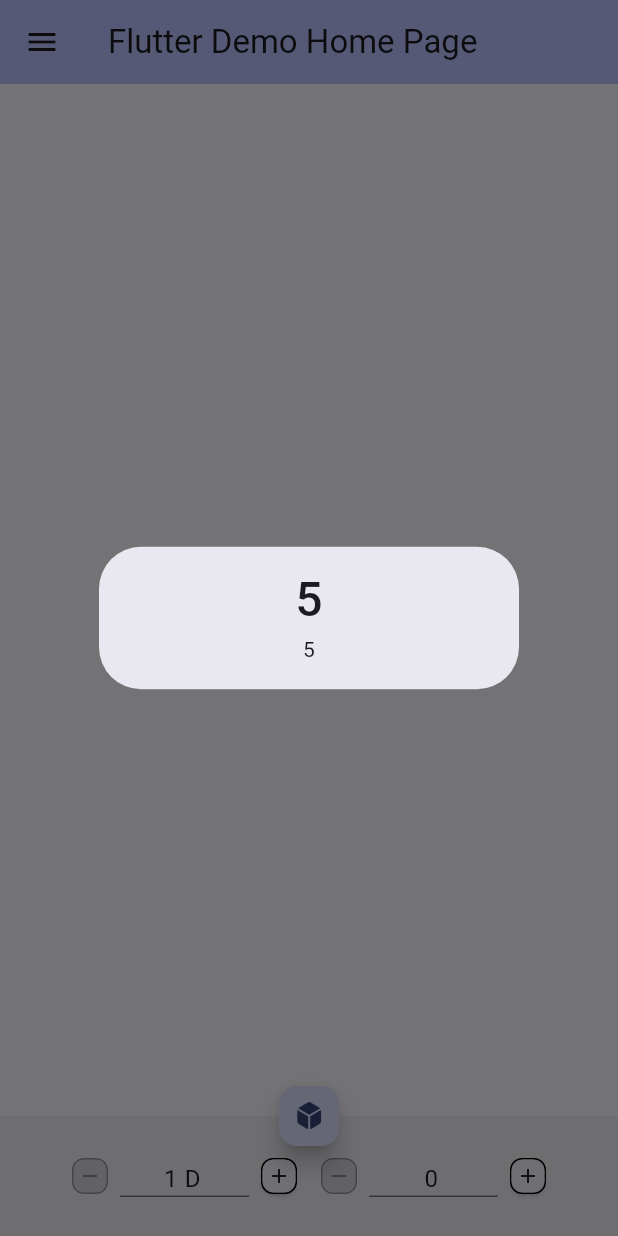
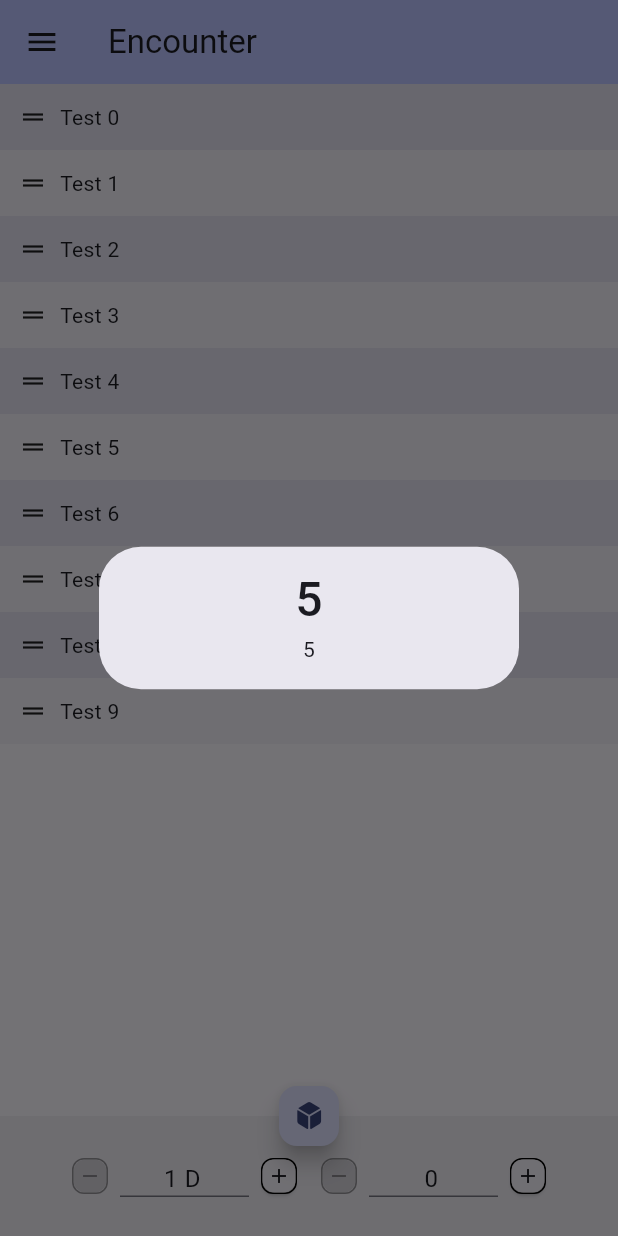
Before and after one commit to Al7Mino/swd6EncounterManager, a Flutter app: the screen it shows after launch, after a tap on an icon or button, on a phone screen of 412 x 824 dp. Run offline on Flutter 3.47's test engine with Material 2 defaults, Android fonts, the light colour scheme and no system bars; our stand-ins replace gap.

Commit message:
feat: rework dice roll result and add encounter page

```diff
--- a/lib/main.dart
+++ b/lib/main.dart
@@ -2,7 +2,7 @@ import 'package:flutter/material.dart';
 import 'package:provider/provider.dart';
 import 'package:swd6_encounter_manager/custom_icons.dart';
 import 'package:swd6_encounter_manager/models/roll.dart';
-import 'package:swd6_encounter_manager/pages/home.dart';
+import 'package:swd6_encounter_manager/pages/encounter.dart';
 import 'package:swd6_encounter_manager/widgets/dialog_score.dart';
 import 'package:swd6_encounter_manager/widgets/dice_roller.dart';
 
@@ -25,15 +25,13 @@ class MyApp extends StatelessWidget {
         colorScheme: ColorScheme.fromSeed(seedColor: Colors.indigo),
         useMaterial3: true,
       ),
-      home: const MyHomePage(title: 'Flutter Demo Home Page'),
+      home: const MyHomePage(),
     );
   }
 }
 
 class MyHomePage extends StatefulWidget {
-  const MyHomePage({super.key, required this.title});
-
-  final String title;
+  const MyHomePage({super.key});
 
   @override
   State<MyHomePage> createState() => _MyHomePageState();
@@ -49,16 +47,18 @@ class _MyHomePageState extends State<MyHomePage> {
   }
 
   void roll(BuildContext context) {
-    Provider.of<RollModel>(context, listen: false).roll();
-    ScoreDialog.builder(context);
+    var result = Provider.of<RollModel>(context, listen: false).roll();
+    ScoreDialog.builder(context, result);
   }
 
   @override
   Widget build(BuildContext context) {
     Widget page;
+    String title = '';
     switch (screenIndex) {
       case 0:
-        page = const HomePage();
+        page = const EncounterPage();
+        title = 'Encounter';
         break;
       case 1:
         page = const Placeholder();
@@ -70,17 +70,24 @@ class _MyHomePageState extends State<MyHomePage> {
     return Scaffold(
       appBar: AppBar(
         backgroundColor: Theme.of(context).colorScheme.inversePrimary,
-        title: Text(widget.title),
+        title: Text(title),
       ),
       drawer: NavigationDrawer(
         onDestinationSelected: handleScreenChanged,
         selectedIndex: screenIndex,
-        children: const [
-          NavigationDrawerDestination(
+        children: <Widget>[
+          Padding(
+            padding: const EdgeInsets.fromLTRB(28, 16, 16, 10),
+            child: Text(
+              'SWD6 Encounter Manager',
+              style: Theme.of(context).textTheme.titleMedium,
+            ),
+          ),
+          const NavigationDrawerDestination(
             icon: Icon(CustomIcons.crossed_swords),
-            label: Text('Encounters'),
+            label: Text('Encounter'),
           ),
-          NavigationDrawerDestination(
+          const NavigationDrawerDestination(
             icon: Icon(CustomIcons.dice),
             label: Text('Dice'),
           ),
--- a/lib/models/roll.dart
+++ b/lib/models/roll.dart
@@ -1,5 +1,6 @@
 import 'dart:math';
 import 'package:flutter/foundation.dart';
+import 'package:swd6_encounter_manager/models/roll_result.dart';
 
 class RollModel extends ChangeNotifier {
   /// Number of dices to roll.
@@ -8,60 +9,29 @@ class RollModel extends ChangeNotifier {
   /// Bonus applied to the result.
   int bonus = 0;
 
-  /// List of wild dice results.
-  final List<int> _wildDiceResults = [];
-
-  /// List of regular dices results.
-  final List<int> _dicesResults = [];
-
-  /// List of wild dice results.
-  List<int> get wildDiceResults => _wildDiceResults;
-
-  /// List of regular dices results.
-  List<int> get dicesResults => _dicesResults;
-
-  /// The current total of the roll.
-  int get total {
-    var score = 0;
-
-    if (_wildDiceResults[0] != 1 && _wildDiceResults[0] != 6) {
-      score += _wildDiceResults[0];
-    } else if (_wildDiceResults[0] == 1 && _wildDiceResults.length > 1) {
-      score -= _wildDiceResults[1];
-    } else if (_wildDiceResults[0] == 6) {
-      for (var i = 0; i < _wildDiceResults.length; i++) {
-        score += _wildDiceResults[i];
-      }
-    }
-
-    score += _dicesResults.fold(
-        0, (previousValue, element) => previousValue + element);
-
-    score += bonus;
-
-    return score;
-  }
-
   /// Make a roll.
-  void roll() {
+  RollResultModel roll() {
     // Remove all previous results
-    _wildDiceResults.clear();
-    _dicesResults.clear();
+    List<int> wildDiceResults = [];
+    List<int> dicesResults = [];
 
     var firstDice = Random().nextInt(6) + 1;
-    _wildDiceResults.add(firstDice);
+    wildDiceResults.add(firstDice);
     if (firstDice == 1) {
-      _wildDiceResults.add(Random().nextInt(6) + 1);
+      wildDiceResults.add(Random().nextInt(6) + 1);
     }
     while (firstDice == 6) {
       firstDice = Random().nextInt(6) + 1;
-      _wildDiceResults.add(firstDice);
+      wildDiceResults.add(firstDice);
     }
 
     for (var i = 1; i < numberDice; i++) {
-      _dicesResults.add(Random().nextInt(6) + 1);
+      dicesResults.add(Random().nextInt(6) + 1);
     }
 
-    notifyListeners();
+    RollResultModel result =
+        RollResultModel(numberDice, bonus, wildDiceResults, dicesResults);
+
+    return result;
   }
 }
--- /dev/null
+++ b/lib/models/roll_result.dart
@@ -0,0 +1,56 @@
+class RollResultModel {
+  /// Number of dices rolled.
+  final int _numberDice;
+
+  /// Bonus applied to the result.
+  final int _bonus;
+
+  /// List of wild dice results.
+  final List<int> _wildDiceResults;
+
+  /// List of regular dices results.
+  final List<int> _dicesResults;
+
+  /// Number of dices rolled.
+  int get numberDice => _numberDice;
+
+  /// Bonus applied to the result.
+  int get bonus => _bonus;
+
+  /// List of wild dice results.
+  List<int> get wildDiceResults => _wildDiceResults;
+
+  /// List of regular dices results.
+  List<int> get dicesResults => _dicesResults;
+
+  RollResultModel(
+    this._numberDice,
+    this._bonus,
+    this._wildDiceResults,
+    this._dicesResults,
+  );
+
+  /// The total result of the roll.
+  int get total {
+    var score = 0;
+
+    if (_wildDiceResults[0] != 1 && _wildDiceResults[0] != 6) {
+      score += _wildDiceResults[0];
+    } else if (_wildDiceResults[0] == 1 && _wildDiceResults.length > 1) {
+      score -= _wildDiceResults[1];
+    } else if (_wildDiceResults[0] == 6) {
+      for (var i = 0; i < _wildDiceResults.length; i++) {
+        score += _wildDiceResults[i];
+      }
+    }
+
+    score += _dicesResults.fold(
+      0,
+      (previousValue, element) => previousValue + element,
+    );
+
+    score += _bonus;
+
+    return score;
+  }
+}
--- /dev/null
+++ b/lib/pages/encounter.dart
@@ -0,0 +1,67 @@
+import 'dart:io';
+import 'package:flutter/material.dart';
+import 'package:gap/gap.dart';
+
+class EncounterPage extends StatefulWidget {
+  const EncounterPage({super.key});
+
+  @override
+  State<EncounterPage> createState() => _EncounterPageState();
+}
+
+class _EncounterPageState extends State<EncounterPage> {
+  final List<int> _items = List<int>.generate(10, (int index) => index);
+
+  void reorderItems(int oldIndex, int newIndex) {
+    if (oldIndex < newIndex) {
+      newIndex -= 1;
+    }
+    setState(() {
+      final int item = _items.removeAt(oldIndex);
+      _items.insert(newIndex, item);
+    });
+  }
+
+  @override
+  Widget build(BuildContext context) {
+    final ColorScheme colorScheme = Theme.of(context).colorScheme;
+    final Color oddItemColor = colorScheme.primary.withOpacity(0.05);
+    final Color evenItemColor = colorScheme.primary.withOpacity(0.15);
+
+    final List<Widget> listItems = <Widget>[
+      for (int index = 0; index < _items.length; index += 1)
+        Container(
+          key: Key('$index'),
+          color: index.isOdd ? oddItemColor : evenItemColor,
+          child: Padding(
+            padding: const EdgeInsets.all(12.0),
+            child: Row(
+              children: [
+                Platform.isAndroid || Platform.isFuchsia || Platform.isIOS
+                    ? Row(
+                        children: [
+                          ReorderableDragStartListener(
+                            key: ValueKey<int>(_items[index]),
+                            index: index,
+                            child: const Icon(
+                              Icons.drag_handle,
+                              size: 20.0,
+                            ),
+                          ),
+                          const Gap(8.0),
+                        ],
+                      )
+                    : const Gap(0.0),
+                Text('Test ${_items[index]}'),
+              ],
+            ),
+          ),
+        ),
+    ];
+
+    return ReorderableListView(
+      onReorder: reorderItems,
+      children: listItems,
+    );
+  }
+}
--- a/lib/widgets/dialog_score.dart
+++ b/lib/widgets/dialog_score.dart
@@ -1,32 +1,31 @@
 import 'package:flutter/material.dart';
-import 'package:provider/provider.dart';
-import 'package:swd6_encounter_manager/models/roll.dart';
+import 'package:swd6_encounter_manager/models/roll_result.dart';
 
 class ScoreDialog {
-  static Future<void> builder(BuildContext context) {
-    InlineSpan getResults(RollModel roll) {
-      if (roll.wildDiceResults[0] != 1 && roll.wildDiceResults[0] != 6) {
+  static Future<void> builder(BuildContext context, RollResultModel result) {
+    InlineSpan getResults() {
+      if (result.wildDiceResults[0] != 1 && result.wildDiceResults[0] != 6) {
         return TextSpan(
-          text: roll.wildDiceResults.join(', '),
+          text: result.wildDiceResults.join(', '),
         );
       }
-      if (roll.wildDiceResults[0] == 6) {
+      if (result.wildDiceResults[0] == 6) {
         return TextSpan(
-          text: roll.wildDiceResults.join(', '),
+          text: result.wildDiceResults.join(', '),
           style: TextStyle(
             color: Colors.green.shade800,
             fontWeight: FontWeight.bold,
           ),
         );
       }
-      if (roll.wildDiceResults[0] == 1 && roll.wildDiceResults[1] == 6) {
+      if (result.wildDiceResults[0] == 1 && result.wildDiceResults[1] == 6) {
         return TextSpan(
           style: TextStyle(
             color: Colors.red.shade900,
           ),
           children: [
             TextSpan(
-              text: roll.wildDiceResults[0].toString(),
+              text: result.wildDiceResults[0].toString(),
               style: const TextStyle(
                 decoration: TextDecoration.lineThrough,
                 fontStyle: FontStyle.italic,
@@ -34,7 +33,7 @@ class ScoreDialog {
             ),
             const TextSpan(text: ', '),
             TextSpan(
-              text: '-${roll.wildDiceResults[1].toString()}',
+              text: '-${result.wildDiceResults[1].toString()}',
             ),
           ],
         );
@@ -45,7 +44,7 @@ class ScoreDialog {
         ),
         children: [
           TextSpan(
-            text: roll.wildDiceResults[0].toString(),
+            text: result.wildDiceResults[0].toString(),
             style: const TextStyle(
               decoration: TextDecoration.lineThrough,
               fontStyle: FontStyle.italic,
@@ -53,7 +52,7 @@ class ScoreDialog {
           ),
           const TextSpan(text: ', '),
           TextSpan(
-            text: '-${roll.wildDiceResults[1].toString()}',
+            text: '-${result.wildDiceResults[1].toString()}',
           ),
         ],
       );
@@ -64,15 +63,13 @@ class ScoreDialog {
       builder: (BuildContext context) {
         return SimpleDialog(
           children: <Widget>[
-            Consumer<RollModel>(
-              builder: (context, roll, child) {
-                return Column(
+            Column(
               mainAxisAlignment: MainAxisAlignment.center,
               crossAxisAlignment: CrossAxisAlignment.center,
               children: [
                 Text.rich(
                   TextSpan(
-                        text: roll.total.toString(),
+                    text: result.total.toString(),
                     style: const TextStyle(
                       fontSize: 32,
                       fontWeight: FontWeight.w500,
@@ -85,22 +82,20 @@ class ScoreDialog {
                     Text.rich(
                       TextSpan(
                         children: [
-                              getResults(roll),
+                          getResults(),
                           TextSpan(
-                                text: roll.dicesResults.isEmpty
+                            text: result.dicesResults.isEmpty
                                 ? ''
-                                    : ', ${roll.dicesResults.join(', ')}',
+                                : ', ${result.dicesResults.join(', ')}',
                           ),
                         ],
                       ),
                     ),
-                        Text(roll.bonus == 0 ? '' : ' + ${roll.bonus}'),
+                    Text(result.bonus == 0 ? '' : ' + ${result.bonus}'),
                   ],
                 ),
               ],
-                );
-              },
-            )
+            ),
           ],
         );
       },
```
Lines whose indentation alone changed are shown as unchanged.
